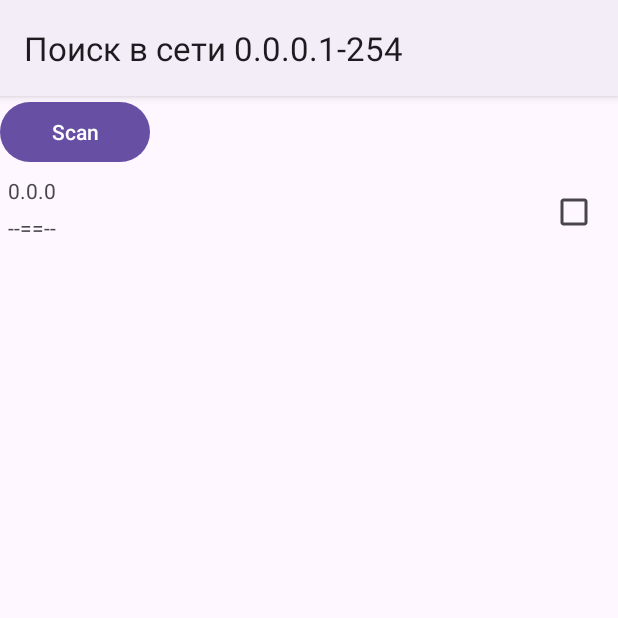
After one commit to samoswall/LazyRoll-Android-App, an Android app: the ScanActivity screen opened directly, with no data from a screen before it, on a phone screen of 412 x 824 dp, the top half of it. The commit adds this screen. Run offline under Robolectric (Android 15) with nearby library versions, the phone set to English and light mode, and no system bars; 1 statement that could not run was skipped.

Commit message:
8.11 19:43

```diff
--- a/app/build.gradle.kts
+++ b/app/build.gradle.kts
@@ -26,8 +26,8 @@ android {
         }
     }
     compileOptions {
-        sourceCompatibility = JavaVersion.VERSION_1_8
-        targetCompatibility = JavaVersion.VERSION_1_8
+        sourceCompatibility = JavaVersion.VERSION_17
+        targetCompatibility = JavaVersion.VERSION_17
     }
 }
 
@@ -36,6 +36,8 @@ dependencies {
     implementation("androidx.appcompat:appcompat:1.6.1")
     implementation("com.google.android.material:material:1.8.0")
     implementation("androidx.constraintlayout:constraintlayout:2.1.4")
+    implementation("com.squareup.okhttp3:okhttp:5.0.0-alpha.11")
+    implementation("org.json:json:20231013")
     testImplementation("junit:junit:4.13.2")
     androidTestImplementation("androidx.test.ext:junit:1.1.5")
     androidTestImplementation("androidx.test.espresso:espresso-core:3.5.1")
--- /dev/null
+++ b/app/src/main/java/com/example/lazyrolls/ScanActivity.java
@@ -0,0 +1,130 @@
+package com.example.lazyrolls;
+
+import android.app.Activity;
+import android.net.DhcpInfo;
+import android.net.wifi.WifiManager;
+import android.os.Bundle;
+import android.os.Handler;
+import android.util.Log;
+import android.view.View;
+import android.widget.ArrayAdapter;
+import android.widget.Button;
+import android.widget.LinearLayout;
+import android.widget.TextView;
+import android.widget.Toast;
+
+import androidx.appcompat.app.AppCompatActivity;
+
+import org.json.JSONArray;
+
+import java.util.ArrayList;
+import java.io.IOException;
+import java.util.List;
+
+import org.json.JSONException;
+import org.json.JSONObject;
+// import org.json.XML;
+
+import okhttp3.Headers;
+import okhttp3.OkHttpClient;
+import okhttp3.Request;
+import okhttp3.Response;
+
+
+public class ScanActivity extends AppCompatActivity {
+
+    private List<String> ipList;
+
+    private String getRouterIPAddress() {
+        WifiManager wifiManager = (WifiManager) getApplicationContext().getSystemService(WIFI_SERVICE);
+        DhcpInfo dhcp = wifiManager.getDhcpInfo();
+        int ip = dhcp.gateway;
+        return FormatIP(ip);
+    }
+    private String FormatIP(int ip) {
+        return String.format(
+                "%d.%d.%d",
+                (ip & 0xff),
+                (ip >> 8 & 0xff),
+                (ip >> 16 & 0xff)  //,
+                //  (ip >> 24 & 0xff)
+        );
+    }
+
+    private Handler handler;
+    @Override
+    protected void onCreate(Bundle savedInstanceState) {
+        super.onCreate(savedInstanceState);
+        setContentView(R.layout.activity_scan);
+        setTitle("Поиск в сети " + getRouterIPAddress() + ".1-254");
+
+        ipList = new ArrayList<String>();
+
+        final LinearLayout linear = (LinearLayout) findViewById(R.id.all_scan_devices);   //находим наш первый linear в activity_main.xml
+        //берем наш кастомный лейаут находим через него все наши кнопки и едит тексты, задаем нужные данные
+        final View view = getLayoutInflater().inflate(R.layout.scaned_device, null);
+
+        TextView text_dev_ip = (TextView) view.findViewById(R.id.scan_IP);
+        TextView text_dev_name = (TextView) view.findViewById(R.id.scan_Name);
+        text_dev_ip.setText(getRouterIPAddress());
+        text_dev_name.setText("--==--");
+        Button start_scan = (Button) findViewById(R.id.scan_start_button);
+
+        start_scan.setOnClickListener(new View.OnClickListener() {
+            public void onClick(View v) {
+                Toast.makeText(ScanActivity.this, "Сканирование...", Toast.LENGTH_SHORT).show();
+                for (int i = 100; i < 111; i++) {
+                    Log.i("-------", "ip 192.168.1." + i);
+                    getTest(i + "/xml");
+                }
+            }
+        });
+        //Log.i("-------", "ipList 2 " + ipList.get(0));
+        //text_dev_name.setText(ipList.get(0));
+        //добавляем елементы в linearlayout
+        linear.addView(view);
+
+
+    }
+
+
+
+
+
+    private void getTest(final String name) {
+        new Thread(new Runnable() {
+            @Override
+            public void run() {
+                OkHttpClient client = new OkHttpClient();
+                Request request = new Request.Builder()
+                        .url("http://192.168.1." + name)
+                        .build();
+                Response response = null;
+                String responseData = "null";
+                try {
+                    response = client.newCall(request).execute();
+                    responseData = response.body().string();
+                } catch (IOException e) {
+                    e.printStackTrace();
+                }
+                Log.i("-------", "Успешно получено " + responseData);
+
+                if (responseData.length() > 200) {
+                    String dev_ip = responseData.substring(responseData.indexOf("<IP>")+4, responseData.indexOf("</IP>"));
+                    String dev_name = responseData.substring(responseData.indexOf("<Name>")+6, responseData.indexOf("</Name>"));
+                    String dev_hostname = responseData.substring(responseData.indexOf("<Hostname>")+10, responseData.indexOf("</Hostname>"));
+                    String dev_now = responseData.substring(responseData.indexOf("<Now>")+5, responseData.indexOf("</Now>"));
+                    String dev_max = responseData.substring(responseData.indexOf("<Max>")+5, responseData.indexOf("</Max>"));
+                    ipList.add(dev_ip+"|"+dev_name+"|"+dev_hostname+"|"+dev_now+"|"+dev_max);
+                    Log.i("-------", "ipList " + ipList);
+                }
+
+
+            }
+        }).start();
+    }
+
+
+
+
+}
--- a/app/src/main/res/layout/activity_main.xml
+++ b/app/src/main/res/layout/activity_main.xml
@@ -15,9 +15,7 @@
             android:id="@+id/linear_rooms"
             android:layout_width="match_parent"
             android:layout_height="wrap_content"
-            android:layout_marginStart="8dp"
-            android:layout_marginTop="30dp"
-            android:layout_marginEnd="8dp"
+            android:layout_margin="5dp"
             android:orientation="vertical"
             android:background="@drawable/layout_shape" />
     </ScrollView>
--- /dev/null
+++ b/app/src/main/res/layout/activity_scan.xml
@@ -0,0 +1,27 @@
+<?xml version="1.0" encoding="utf-8"?>
+<androidx.constraintlayout.widget.ConstraintLayout
+    xmlns:android="http://schemas.android.com/apk/res/android"
+    xmlns:app="http://schemas.android.com/apk/res-auto"
+    xmlns:tools="http://schemas.android.com/tools"
+    android:layout_width="match_parent"
+    android:layout_height="match_parent">
+
+    <ScrollView
+        android:layout_width="match_parent"
+        android:layout_height="match_parent" >
+
+        <LinearLayout
+            android:id="@+id/all_scan_devices"
+            android:layout_width="match_parent"
+            android:layout_height="wrap_content"
+            android:theme="@style/Animation.Design.BottomSheetDialog"
+            android:orientation="vertical" >
+
+            <Button
+                android:id="@+id/scan_start_button"
+                android:layout_width="100dp"
+                android:layout_height="wrap_content"
+                android:text="Scan" />
+        </LinearLayout>
+    </ScrollView>
+</androidx.constraintlayout.widget.ConstraintLayout>
--- /dev/null
+++ b/app/src/main/res/layout/scaned_device.xml
@@ -0,0 +1,38 @@
+<?xml version="1.0" encoding="utf-8"?>
+<androidx.constraintlayout.widget.ConstraintLayout xmlns:android="http://schemas.android.com/apk/res/android"
+    xmlns:app="http://schemas.android.com/apk/res-auto"
+    xmlns:tools="http://schemas.android.com/tools"
+    android:layout_width="match_parent"
+    android:layout_height="match_parent">
+
+    <TextView
+        android:id="@+id/scan_IP"
+        android:layout_width="wrap_content"
+        android:layout_height="wrap_content"
+        android:layout_marginStart="5dp"
+        android:layout_marginTop="5dp"
+        android:text="scan_IP"
+        app:layout_constraintStart_toStartOf="parent"
+        app:layout_constraintTop_toTopOf="parent" />
+
+    <TextView
+        android:id="@+id/scan_Name"
+        android:layout_width="wrap_content"
+        android:layout_height="wrap_content"
+        android:layout_marginStart="5dp"
+        android:layout_marginTop="5dp"
+        android:text="scan_Name"
+        app:layout_constraintStart_toStartOf="parent"
+        app:layout_constraintTop_toBottomOf="@+id/scan_IP" />
+
+    <CheckBox
+        android:id="@+id/checkBox"
+        android:layout_width="wrap_content"
+        android:layout_height="wrap_content"
+        android:layout_marginTop="5dp"
+        android:layout_marginEnd="5dp"
+        android:text="@null"
+        app:layout_constraintEnd_toEndOf="parent"
+        app:layout_constraintTop_toTopOf="parent" />
+
+</androidx.constraintlayout.widget.ConstraintLayout>
--- /dev/null
+++ b/app/src/main/res/xml/network_security_config.xml
@@ -0,0 +1,4 @@
+<?xml version="1.0" encoding="utf-8"?>
+<network-security-config>
+    <base-config cleartextTrafficPermitted="true" />
+</network-security-config>
```
Also changed, not shown: app/src/main/AndroidManifest.xml (+7 -2 lines), app/src/main/java/com/example/lazyrolls/MainActivity.java (+39 -1 lines), app/src/main/java/com/example/lazyrolls/RoomsActivity.java (+5 -18 lines), app/src/main/res/menu/room_menu.xml (+6 -5 lines), build.gradle.kts (line endings or trailing spaces).
